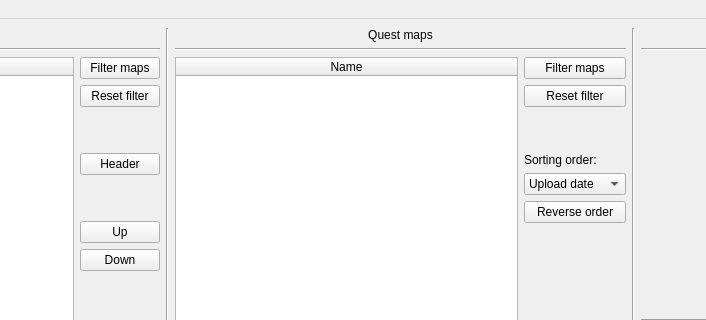
Before: the Qt Designer form ui/main.ui in Unvire/Quest3-beatsaber-playlist-manager, drawn with Qt 5; both pictures show x 310 to 1016 and y 0 to 320 of the 1270 by 770 pixel window.
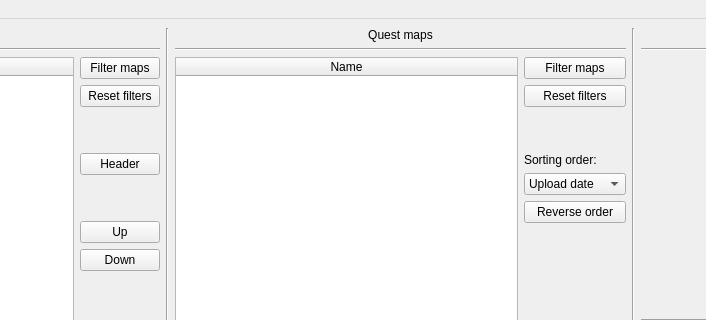
After: the same form once the commit is applied.

Commit message: Implements filter maps dialog

Diff of the .ui file:
```diff
--- a/ui/main.ui
+++ b/ui/main.ui
@@ -123,7 +123,7 @@
             <item>
              <widget class="QPushButton" name="reseFilterPlaylistButton">
               <property name="text">
-               <string>Reset filter</string>
+               <string>Reset filters</string>
               </property>
              </widget>
             </item>
@@ -277,7 +277,7 @@
             <item>
              <widget class="QPushButton" name="resetFilterQuestMapsButton">
               <property name="text">
-               <string>Reset filter</string>
+               <string>Reset filters</string>
               </property>
              </widget>
             </item>
```
Left out of the diff: 2 changed lines with no effect on the pictures. The commit also changes 2 other files.
